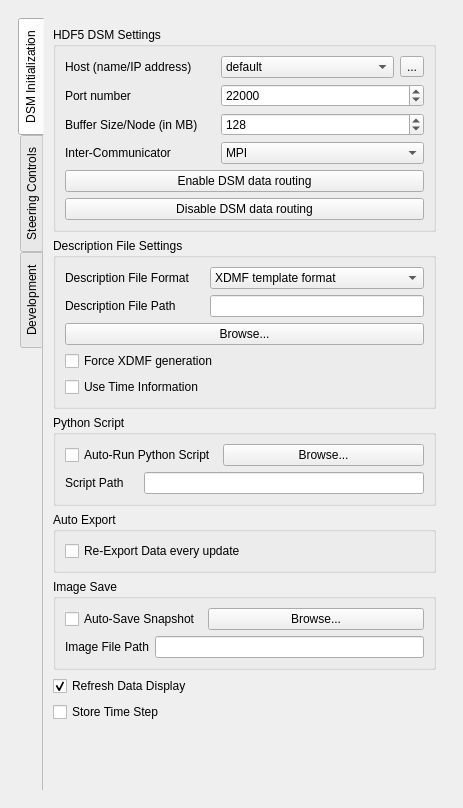
First picture: the form in pqDSMViewerPanel.ui, repository soumagne/icarus, before the edit.
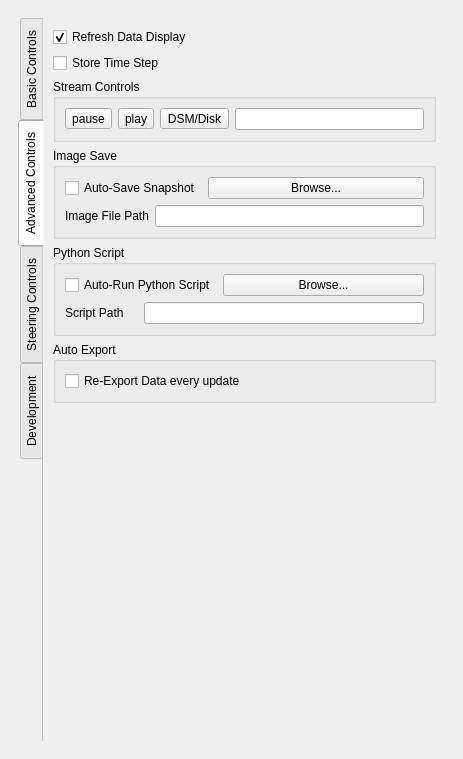
Second picture: the form after the edit. The open tabs and pages were chosen to show the change. Icons and pictures are not drawn.

Diff of the .ui file:
```diff
--- a/pqDSMViewerPanel.ui
+++ b/pqDSMViewerPanel.ui
@@ -7,7 +7,7 @@
     <x>0</x>
     <y>0</y>
     <width>463</width>
-    <height>808</height>
+    <height>759</height>
    </rect>
   </property>
   <property name="windowTitle">
@@ -29,7 +29,7 @@
          <x>0</x>
          <y>0</y>
          <width>445</width>
-         <height>768</height>
+         <height>716</height>
         </rect>
        </property>
        <layout class="QVBoxLayout" name="verticalLayout_4">
@@ -55,7 +55,7 @@
           </property>
           <widget class="QWidget" name="initTab">
            <attribute name="title">
-            <string>DSM Initialization</string>
+            <string>Basic Controls</string>
            </attribute>
            <layout class="QVBoxLayout" name="verticalLayout_2">
             <item>
@@ -366,176 +366,30 @@
              </widget>
             </item>
             <item>
-             <widget class="QGroupBox" name="imageSaveBox_2">
-              <property name="title">
-               <string>Python Script</string>
-              </property>
-              <layout class="QGridLayout" name="gridLayout_6">
-               <item row="0" column="0" colspan="2">
-                <widget class="QCheckBox" name="runScript">
-                 <property name="sizePolicy">
-                  <sizepolicy hsizetype="Expanding" vsizetype="Fixed">
-                   <horstretch>0</horstretch>
-                   <verstretch>0</verstretch>
-                  </sizepolicy>
-                 </property>
-                 <property name="toolTip">
-                  <string>Save an image after every new data triggered render</string>
-                 </property>
-                 <property name="text">
-                  <string>Auto-Run Python Script</string>
-                 </property>
-                 <property name="checked">
-                  <bool>false</bool>
-                 </property>
-                </widget>
-               </item>
-               <item row="2" column="0">
-                <widget class="QLabel" name="scriptPathlabel">
-                 <property name="text">
-                  <string>Script Path</string>
-                 </property>
-                </widget>
-               </item>
-               <item row="2" column="1" colspan="2">
-                <widget class="QLineEdit" name="scriptPath">
-                 <property name="sizePolicy">
-                  <sizepolicy hsizetype="Expanding" vsizetype="Fixed">
-                   <horstretch>0</horstretch>
-                   <verstretch>0</verstretch>
-                  </sizepolicy>
-                 </property>
-                </widget>
-               </item>
-               <item row="0" column="2">
-                <widget class="QPushButton" name="browseScript">
-                 <property name="sizePolicy">
-                  <sizepolicy hsizetype="Expanding" vsizetype="Fixed">
-                   <horstretch>0</horstretch>
-                   <verstretch>0</verstretch>
-                  </sizepolicy>
-                 </property>
-                 <property name="text">
-                  <string>Browse...</string>
-                 </property>
-                </widget>
-               </item>
-              </layout>
-             </widget>
-            </item>
-            <item>
-             <widget class="QGroupBox" name="imageSaveBox_3">
-              <property name="title">
-               <string>Auto Export</string>
-              </property>
-              <layout class="QGridLayout" name="gridLayout_7">
-               <item row="0" column="0" colspan="2">
-                <widget class="QCheckBox" name="autoExport">
-                 <property name="sizePolicy">
-                  <sizepolicy hsizetype="Expanding" vsizetype="Fixed">
-                   <horstretch>0</horstretch>
-                   <verstretch>0</verstretch>
-                  </sizepolicy>
-                 </property>
-                 <property name="toolTip">
-                  <string>Save an image after every new data triggered render</string>
-                 </property>
-                 <property name="text">
-                  <string>Re-Export Data every update</string>
-                 </property>
-                 <property name="checked">
-                  <bool>false</bool>
-                 </property>
-                </widget>
-               </item>
-              </layout>
-             </widget>
-            </item>
-            <item>
-             <widget class="QGroupBox" name="imageSaveBox">
-              <property name="title">
-               <string>Image Save</string>
-              </property>
-              <layout class="QGridLayout" name="gridLayout_5">
-               <item row="0" column="0" colspan="2">
-                <widget class="QCheckBox" name="autoSaveImage">
-                 <property name="sizePolicy">
-                  <sizepolicy hsizetype="Expanding" vsizetype="Fixed">
-                   <horstretch>0</horstretch>
-                   <verstretch>0</verstretch>
-                  </sizepolicy>
-                 </property>
-                 <property name="toolTip">
-                  <string>Save an image after every new data triggered render</string>
-                 </property>
-                 <property name="text">
-                  <string>Auto-Save Snapshot</string>
-                 </property>
-                 <property name="checked">
-                  <bool>false</bool>
-                 </property>
-                </widget>
-               </item>
-               <item row="1" column="0">
-                <widget class="QLabel" name="FilePathLabel_2">
-                 <property name="text">
-                  <string>Image File Path</string>
-                 </property>
-                </widget>
-               </item>
-               <item row="1" column="1" colspan="2">
-                <widget class="QLineEdit" name="imageFilePath">
-                 <property name="sizePolicy">
-                  <sizepolicy hsizetype="Expanding" vsizetype="Fixed">
-                   <horstretch>0</horstretch>
-                   <verstretch>0</verstretch>
-                  </sizepolicy>
-                 </property>
-                </widget>
-               </item>
-               <item row="0" column="2">
-                <widget class="QPushButton" name="browseFileImage">
-                 <property name="sizePolicy">
-                  <sizepolicy hsizetype="Expanding" vsizetype="Fixed">
-                   <horstretch>0</horstretch>
-                   <verstretch>0</verstretch>
-                  </sizepolicy>
-                 </property>
-                 <property name="text">
-                  <string>Browse...</string>
-                 </property>
-                </widget>
-               </item>
-              </layout>
-             </widget>
-            </item>
-            <item>
-             <widget class="QCheckBox" name="autoDisplayDSM">
+             <widget class="QTreeWidget" name="dsmArrayTreeWidget">
               <property name="sizePolicy">
-               <sizepolicy hsizetype="Expanding" vsizetype="Fixed">
+               <sizepolicy hsizetype="Expanding" vsizetype="Minimum">
                 <horstretch>0</horstretch>
                 <verstretch>0</verstretch>
                </sizepolicy>
               </property>
-              <property name="text">
-               <string>Refresh Data Display</string>
+              <property name="minimumSize">
+               <size>
+                <width>0</width>
+                <height>32</height>
+               </size>
               </property>
-              <property name="checked">
-               <bool>true</bool>
+              <property name="maximumSize">
+               <size>
+                <width>16777215</width>
+                <height>16777214</height>
+               </size>
               </property>
-             </widget>
-            </item>
-            <item>
-             <widget class="QCheckBox" name="storeDSMContents">
-              <property name="sizePolicy">
-               <sizepolicy hsizetype="Expanding" vsizetype="Fixed">
-                <horstretch>0</horstretch>
-                <verstretch>0</verstretch>
-               </sizepolicy>
-              </property>
-              <property name="text">
-               <string>Store Time Step</string>
-              </property>
+              <column>
+               <property name="text">
+                <string>Cell/Point Array Status</string>
+               </property>
+              </column>
              </widget>
             </item>
             <item>
@@ -605,11 +459,40 @@
             </item>
            </layout>
           </widget>
-          <widget class="QWidget" name="steeringTab">
+          <widget class="QWidget" name="advancedTab">
            <attribute name="title">
-            <string>Steering Controls</string>
+            <string>Advanced Controls</string>
            </attribute>
-           <layout class="QVBoxLayout" name="verticalLayout_5">
+           <layout class="QVBoxLayout" name="verticalLayout_3">
+            <item>
+             <widget class="QCheckBox" name="autoDisplayDSM">
+              <property name="sizePolicy">
+               <sizepolicy hsizetype="Expanding" vsizetype="Fixed">
+                <horstretch>0</horstretch>
+                <verstretch>0</verstretch>
+               </sizepolicy>
+              </property>
+              <property name="text">
+               <string>Refresh Data Display</string>
+              </property>
+              <property name="checked">
+               <bool>true</bool>
+              </property>
+             </widget>
+            </item>
+            <item>
+             <widget class="QCheckBox" name="storeDSMContents">
+              <property name="sizePolicy">
+               <sizepolicy hsizetype="Expanding" vsizetype="Fixed">
+                <horstretch>0</horstretch>
+                <verstretch>0</verstretch>
+               </sizepolicy>
+              </property>
+              <property name="text">
+               <string>Store Time Step</string>
+              </property>
+             </widget>
+            </item>
             <item>
              <widget class="QGroupBox" name="standardControlBox">
               <property name="sizePolicy">
@@ -619,7 +502,7 @@
                </sizepolicy>
               </property>
               <property name="title">
-               <string>Standard Controls</string>
+               <string>Stream Controls</string>
               </property>
               <layout class="QGridLayout" name="gridLayout_2">
                <item row="0" column="0">
@@ -664,21 +547,202 @@
                  </property>
                 </widget>
                </item>
+              </layout>
+             </widget>
+            </item>
+            <item>
+             <widget class="QGroupBox" name="imageSaveBox">
+              <property name="title">
+               <string>Image Save</string>
+              </property>
+              <layout class="QGridLayout" name="gridLayout_5">
+               <item row="0" column="0" colspan="2">
+                <widget class="QCheckBox" name="autoSaveImage">
+                 <property name="sizePolicy">
+                  <sizepolicy hsizetype="Expanding" vsizetype="Fixed">
+                   <horstretch>0</horstretch>
+                   <verstretch>0</verstretch>
+                  </sizepolicy>
+                 </property>
+                 <property name="toolTip">
+                  <string>Save an image after every new data triggered render</string>
+                 </property>
+                 <property name="text">
+                  <string>Auto-Save Snapshot</string>
+                 </property>
+                 <property name="checked">
+                  <bool>false</bool>
+                 </property>
+                </widget>
+               </item>
+               <item row="1" column="0">
+                <widget class="QLabel" name="FilePathLabel_2">
+                 <property name="text">
+                  <string>Image File Path</string>
+                 </property>
+                </widget>
+               </item>
+               <item row="1" column="1" colspan="2">
+                <widget class="QLineEdit" name="imageFilePath">
+                 <property name="sizePolicy">
+                  <sizepolicy hsizetype="Expanding" vsizetype="Fixed">
+                   <horstretch>0</horstretch>
+                   <verstretch>0</verstretch>
+                  </sizepolicy>
+                 </property>
+                </widget>
+               </item>
                <item row="0" column="2">
-                <widget class="QCheckBox" name="acceptIsPlay">
+                <widget class="QPushButton" name="browseFileImage">
+                 <property name="sizePolicy">
+                  <sizepolicy hsizetype="Expanding" vsizetype="Fixed">
+                   <horstretch>0</horstretch>
+                   <verstretch>0</verstretch>
+                  </sizepolicy>
+                 </property>
                  <property name="text">
-                  <string>Resume on 'Apply'</string>
+                  <string>Browse...</string>
                  </property>
+                </widget>
+               </item>
+              </layout>
+             </widget>
+            </item>
+            <item>
+             <widget class="QGroupBox" name="imageSaveBox_2">
+              <property name="title">
+               <string>Python Script</string>
+              </property>
+              <layout class="QGridLayout" name="gridLayout_6">
+               <item row="0" column="0" colspan="2">
+                <widget class="QCheckBox" name="runScript">
+                 <property name="sizePolicy">
+                  <sizepolicy hsizetype="Expanding" vsizetype="Fixed">
+                   <horstretch>0</horstretch>
+                   <verstretch>0</verstretch>
+                  </sizepolicy>
+                 </property>
+                 <property name="toolTip">
+                  <string>Save an image after every new data triggered render</string>
+                 </property>
+                 <property name="text">
+                  <string>Auto-Run Python Script</string>
+                 </property>
                  <property name="checked">
-                  <bool>true</bool>
+                  <bool>false</bool>
                  </property>
                 </widget>
                </item>
+               <item row="0" column="2">
+                <widget class="QPushButton" name="browseScript">
+                 <property name="sizePolicy">
+                  <sizepolicy hsizetype="Expanding" vsizetype="Fixed">
+                   <horstretch>0</horstretch>
+                   <verstretch>0</verstretch>
+                  </sizepolicy>
+                 </property>
+                 <property name="text">
+                  <string>Browse...</string>
+                 </property>
+                </widget>
+               </item>
+               <item row="2" column="0">
+                <widget class="QLabel" name="scriptPathlabel">
+                 <property name="text">
+                  <string>Script Path</string>
+                 </property>
+                </widget>
+               </item>
+               <item row="2" column="1" colspan="2">
+                <widget class="QLineEdit" name="scriptPath">
+                 <property name="sizePolicy">
+                  <sizepolicy hsizetype="Expanding" vsizetype="Fixed">
+                   <horstretch>0</horstretch>
+                   <verstretch>0</verstretch>
+                  </sizepolicy>
+                 </property>
+                </widget>
+               </item>
               </layout>
              </widget>
             </item>
             <item>
-             <layout class="QVBoxLayout" name="generatedLayout" stretch="">
+             <widget class="QGroupBox" name="imageSaveBox_3">
+              <property name="title">
+               <string>Auto Export</string>
+              </property>
+              <layout class="QGridLayout" name="gridLayout_7">
+               <item row="0" column="0" colspan="2">
+                <widget class="QCheckBox" name="autoExport">
+                 <property name="sizePolicy">
+                  <sizepolicy hsizetype="Expanding" vsizetype="Fixed">
+                   <horstretch>0</horstretch>
+                   <verstretch>0</verstretch>
+                  </sizepolicy>
+                 </property>
+                 <property name="toolTip">
+                  <string>Save an image after every new data triggered render</string>
+                 </property>
+                 <property name="text">
+                  <string>Re-Export Data every update</string>
+                 </property>
+                 <property name="checked">
+                  <bool>false</bool>
+                 </property>
+                </widget>
+               </item>
+              </layout>
+             </widget>
+            </item>
+            <item>
+             <spacer name="verticalSpacer_3">
+              <property name="orientation">
+               <enum>Qt::Vertical</enum>
+              </property>
+              <property name="sizeHint" stdset="0">
+               <size>
+                <width>20</width>
+                <height>40</height>
+               </size>
+              </property>
+             </spacer>
+            </item>
+           </layout>
+          </widget>
+          <widget class="QWidget" name="steeringTab">
+           <attribute name="title">
+            <string>Steering Controls</string>
+           </attribute>
+           <layout class="QVBoxLayout" name="verticalLayout_5">
+            <item>
+             <widget class="QCheckBox" name="acceptIsPlay">
+              <property name="text">
+               <string>Resume on 'Apply'</string>
+              </property>
+              <property name="checked">
+               <bool>true</bool>
+              </property>
+             </widget>
+            </item>
+            <item>
+             <widget class="QLabel" name="label">
+              <property name="sizePolicy">
+               <sizepolicy hsizetype="Minimum" vsizetype="Fixed">
+                <horstretch>0</horstretch>
+                <verstretch>0</verstretch>
+               </sizepolicy>
+              </property>
+              <property name="text">
+               <string>&lt;!DOCTYPE HTML PUBLIC &quot;-//W3C//DTD HTML 4.0//EN&quot; &quot;http://www.w3.org/TR/REC-html40/strict.dtd&quot;&gt;
+&lt;html&gt;&lt;head&gt;&lt;meta name=&quot;qrichtext&quot; content=&quot;1&quot; /&gt;&lt;style type=&quot;text/css&quot;&gt;
+p, li { white-space: pre-wrap; }
+&lt;/style&gt;&lt;/head&gt;&lt;body style=&quot; font-family:'Sans'; font-size:10pt; font-weight:400; font-style:normal;&quot;&gt;
+&lt;p style=&quot; margin-top:0px; margin-bottom:0px; margin-left:0px; margin-right:0px; -qt-block-indent:0; text-indent:0px;&quot;&gt;&lt;span style=&quot; font-weight:600;&quot;&gt;Generated Steering Controls&lt;/span&gt;&lt;/p&gt;&lt;/body&gt;&lt;/html&gt;</string>
+              </property>
+             </widget>
+            </item>
+            <item>
+             <layout class="QVBoxLayout" name="generatedLayout">
               <property name="sizeConstraint">
                <enum>QLayout::SetMinAndMaxSize</enum>
               </property>
```
Left out of the diff: 27 changed lines with no effect on the pictures.
